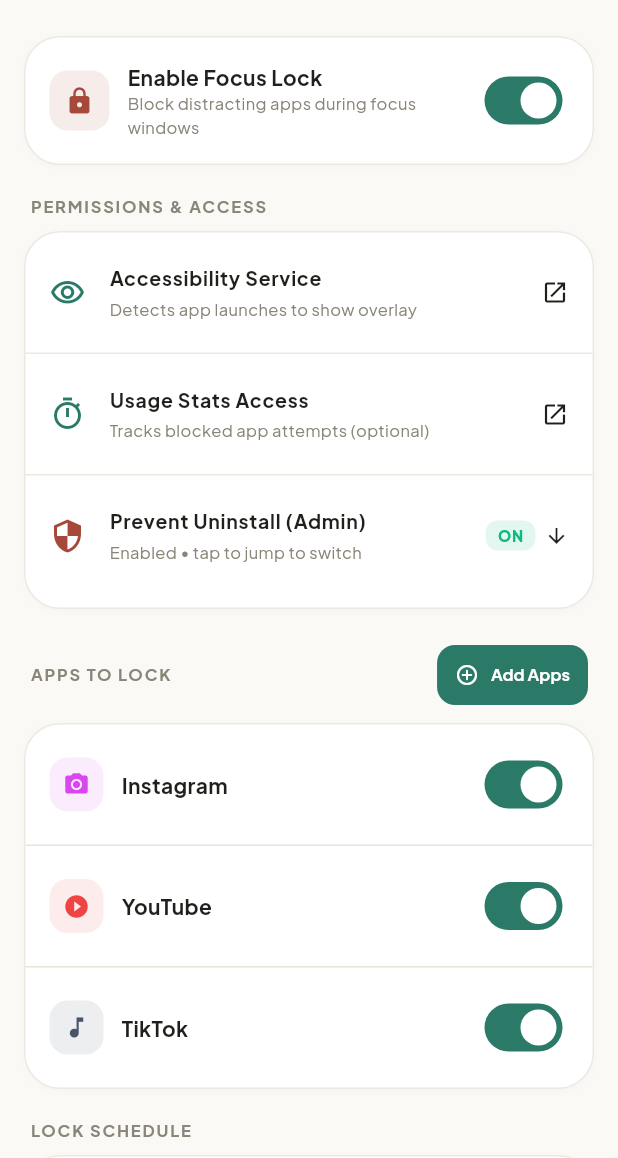
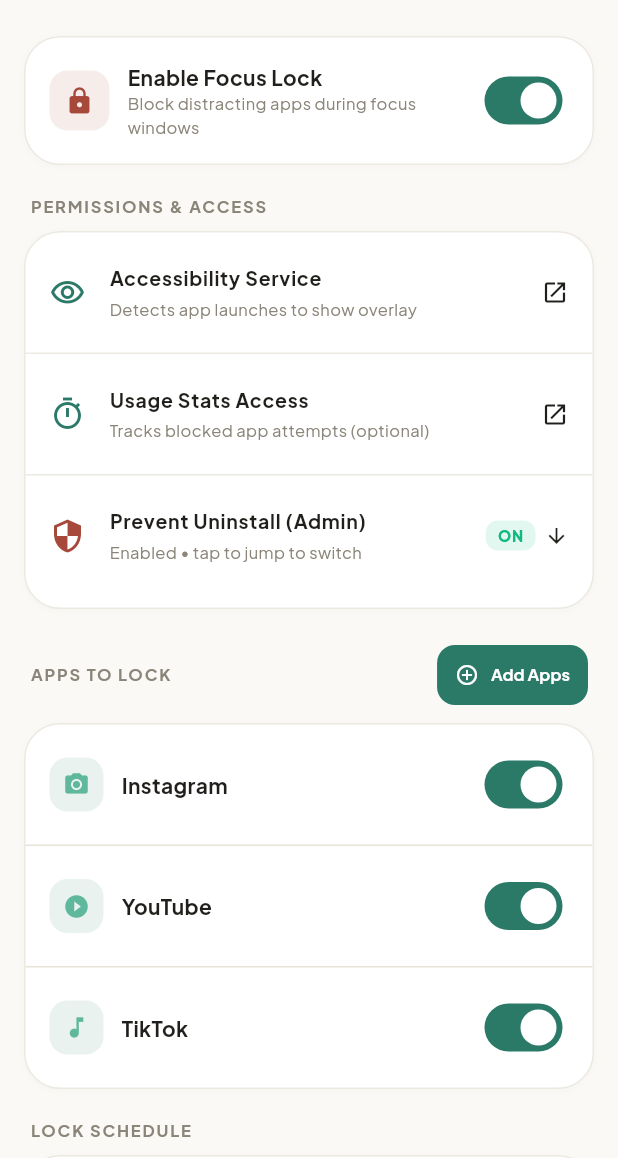
Before and after one commit to Zedts/INav, a Flutter app: the FocusLockConfigScreen screen opened directly, on a phone screen of 412 x 824 dp, the part 78-1236 px from its top. Run offline on Flutter 3.47's test engine with Material 3 defaults, Android fonts, the phone set to English and light mode, and no system bars; our stand-ins replace flutter_dotenv, flutter_map, geocoding, geolocator, google_fonts, just_audio and 6 more; missing offline and left inert: flutter_accessibility_service, flutter_rotation_sensor; accounts and stored records are empty; network calls fail; statements that could not run were skipped.

Commit message:
feat: Introduce AsyncAppIcon for improved app icon loading
- Added AsyncAppIcon widget to handle lazy loading of app icons, enhancing performance and user experience.
- Replaced existing icon loading logic in FocusLockConfigScreen, AppSelectionDialog, and FocusLockCard with AsyncAppIcon for consistency and efficiency.
- Removed redundant icon caching logic from AppSelectionDialog, leveraging the new AsyncAppIcon's shared cache mechanism.

```diff
--- a/lib/screens/settings/focus_lock_config_screen.dart
+++ b/lib/screens/settings/focus_lock_config_screen.dart
@@ -11,6 +11,7 @@
 import '../../core/constants/default_apps.dart';
 import '../../core/services/accessibility_service_helper.dart';
 import '../../widgets/dialogs/app_selection_dialog.dart';
+import '../../widgets/common/async_app_icon.dart';
 
 class FocusLockConfigScreen extends StatefulWidget {
   const FocusLockConfigScreen({super.key});
@@ -874,14 +875,12 @@
                     padding: const EdgeInsets.all(16),
                     child: Row(
                       children: [
-                        Container(
-                          width: 36,
-                          height: 36,
-                          decoration: BoxDecoration(
-                            color: app.color.withValues(alpha: 0.1),
-                            borderRadius: BorderRadius.circular(12),
-                          ),
-                          child: Icon(app.icon, color: app.color, size: 18),
+                        AsyncAppIcon(
+                          packageName: app.packageName,
+                          fallbackColor: app.color,
+                          fallbackIcon: app.icon,
+                          isDark: isDark,
+                          size: 36,
                         ),
                         const SizedBox(width: 12),
                         Expanded(
--- /dev/null
+++ b/lib/widgets/common/async_app_icon.dart
@@ -0,0 +1,167 @@
+import 'dart:typed_data';
+
+import 'package:flutter/material.dart';
+
+import '../../core/services/installed_apps_service.dart';
+import '../../core/theme/app_colors.dart';
+
+/// Lazy launcher-icon loader. Same path as Add Apps: PNG from
+/// [InstalledAppsService.getAppIcon], Material glyph only if native fails.
+///
+/// ponytail: process-lifetime in-memory cache (locked lists are tiny;
+/// upgrade to LRU/disk if this map ever grows past a few hundred packages).
+class AsyncAppIcon extends StatefulWidget {
+  final String packageName;
+  final String? activityName;
+  final Color fallbackColor;
+  final IconData fallbackIcon;
+  final bool isDark;
+  final double size;
+
+  /// Optional override; defaults to the shared process cache.
+  final Map<String, Uint8List>? cache;
+
+  static final Map<String, Uint8List> sharedCache = <String, Uint8List>{};
+
+  const AsyncAppIcon({
+    super.key,
+    required this.packageName,
+    this.activityName,
+    required this.fallbackColor,
+    required this.fallbackIcon,
+    required this.isDark,
+    this.size = 48,
+    this.cache,
+  });
+
+  @override
+  State<AsyncAppIcon> createState() => _AsyncAppIconState();
+}
+
+class _AsyncAppIconState extends State<AsyncAppIcon> {
+  Uint8List? _bytes;
+  bool _failed = false;
+
+  Map<String, Uint8List> get _cache =>
+      widget.cache ?? AsyncAppIcon.sharedCache;
+
+  @override
+  void initState() {
+    super.initState();
+    _load();
+  }
+
+  @override
+  void didUpdateWidget(AsyncAppIcon oldWidget) {
+    super.didUpdateWidget(oldWidget);
+    if (oldWidget.packageName != widget.packageName ||
+        oldWidget.activityName != widget.activityName) {
+      _load(notify: true);
+    }
+  }
+
+  void _load({bool notify = false}) {
+    final cached = _cache[widget.packageName];
+    if (cached != null) {
+      _bytes = cached;
+      _failed = false;
+      if (notify) setState(() {});
+      return;
+    }
+    _bytes = null;
+    _failed = false;
+    InstalledAppsService.getAppIcon(
+      packageName: widget.packageName,
+      activityName: widget.activityName,
+      sizeDp: widget.size.round().clamp(16, 256),
+    ).then((bytes) {
+      if (!mounted) return;
+      if (bytes == null || bytes.isEmpty) {
+        setState(() => _failed = true);
+        return;
+      }
+      _cache[widget.packageName] = bytes;
+      setState(() {
+        _bytes = bytes;
+        _failed = false;
+      });
+    }).catchError((_) {
+      if (!mounted) return;
+      setState(() => _failed = true);
+    });
+  }
+
+  @override
+  Widget build(BuildContext context) {
+    final size = widget.size;
+    final b = _bytes;
+    if (b != null) {
+      return ClipRRect(
+        borderRadius: BorderRadius.circular(12),
+        child: Image.memory(
+          b,
+          width: size,
+          height: size,
+          fit: BoxFit.cover,
+          gaplessPlayback: true,
+        ),
+      );
+    }
+    return _FallbackIcon(
+      size: size,
+      color: widget.fallbackColor,
+      icon: widget.fallbackIcon,
+      isDark: widget.isDark,
+      spinner: !_failed,
+    );
+  }
+}
+
+class _FallbackIcon extends StatelessWidget {
+  final double size;
+  final Color color;
+  final IconData icon;
+  final bool isDark;
+  final bool spinner;
+
+  const _FallbackIcon({
+    required this.size,
+    required this.color,
+    required this.icon,
+    required this.isDark,
+    this.spinner = false,
+  });
+
+  @override
+  Widget build(BuildContext context) {
+    return Container(
+      width: size,
+      height: size,
+      decoration: BoxDecoration(
+        color: (isDark ? AppColors.primaryDark : AppColors.primaryLight)
+            .withValues(alpha: 0.1),
+        borderRadius: BorderRadius.circular(12),
+      ),
+      child: Center(
+        child: spinner
+            ? SizedBox(
+                width: size * 0.375,
+                height: size * 0.375,
+                child: CircularProgressIndicator(
+                  strokeWidth: 2,
+                  valueColor: AlwaysStoppedAnimation<Color>(
+                    isDark ? AppColors.primaryDark : AppColors.primaryLight,
+                  ),
+                ),
+              )
+            : Icon(
+                icon,
+                color: color.computeLuminance() < 0.5
+                    ? AppColors.primaryDark
+                    : color,
+                size: size * 0.5,
+              ),
+      ),
+    );
+  }
+}
```
Also changed, not shown: lib/widgets/dialogs/app_selection_dialog.dart (+2 -148 lines), lib/widgets/home/focus_lock_card.dart (+20 -35 lines).
